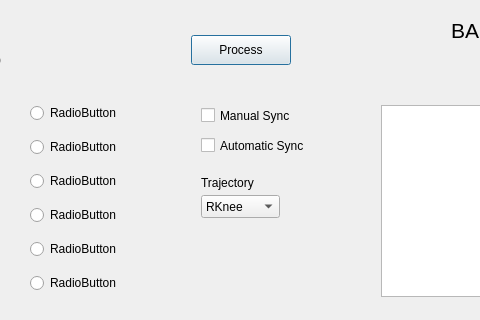
This is src/run_analysis.ui in Radluy/Running-Gait-Analysis as Qt 5 draws it before an edit; both pictures show x 409 to 889 and y 355 to 675 of the 1300 by 675 pixel window. The edited form follows.
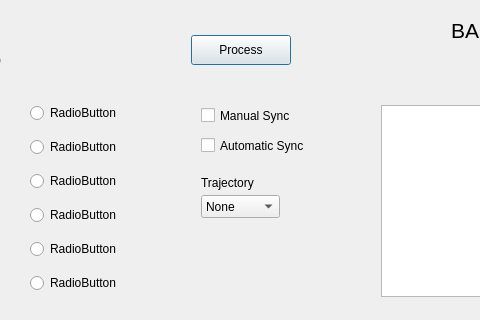
This is the edited form. Icons and pictures are not drawn.

Commit message: integrated trajectory into gui

The edit to the form file:
```diff
--- a/src/run_analysis.ui
+++ b/src/run_analysis.ui
@@ -488,6 +488,11 @@
      <height>23</height>
     </rect>
    </property>
+   <item>
+    <property name="text">
+     <string>None</string>
+    </property>
+   </item>
    <item>
     <property name="text">
      <string>RKnee</string>
```
Left out of the diff: 16 changed lines with no effect on the pictures. The commit also changes 2 other files.
